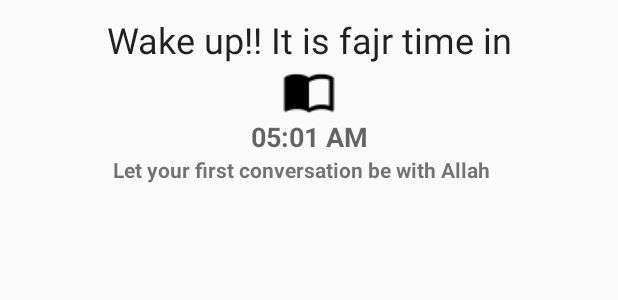
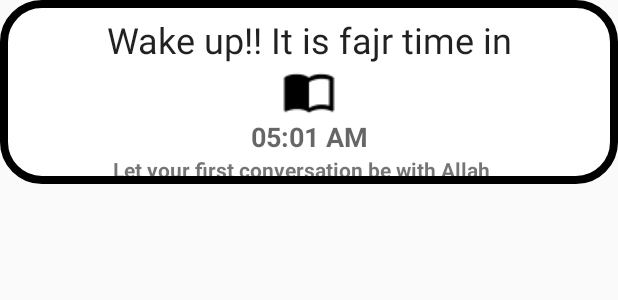
Before and after one commit to RahZams/IslamicInfo, an Android app: the layout fragment_notif_dialog.xml on its own in the app's theme, with its tools: preview values and no code run, on a phone screen of 412 x 824 dp. Shown: the top 300 px of the screen. Run offline under Robolectric (Android 15) with nearby library versions, the phone set to English and light mode, and no system bars; Roboto replaces fonts that are not available here.

Commit message:
initial commit

```diff
--- a/app/src/main/res/layout/fragment_notif_dialog.xml
+++ b/app/src/main/res/layout/fragment_notif_dialog.xml
@@ -3,7 +3,8 @@
     xmlns:tools="http://schemas.android.com/tools"
     xmlns:app="http://schemas.android.com/apk/res-auto"
     android:layout_width="match_parent"
-    android:layout_height="match_parent"
+    android:layout_height="wrap_content"
+    android:background="@drawable/curve_shaped"
     tools:context=".src.main.java.com.view.NotifDialogFragment">
 
     <androidx.constraintlayout.widget.ConstraintLayout
```
Also changed, not shown: app/src/main/java/com/example/islamicinfoapp/src/main/java/com/Receivers/ReminderReceiver.java (+13 -6 lines), app/src/main/java/com/example/islamicinfoapp/src/main/java/com/view/NotifDialogFragment.java (+22 -1 lines), app/src/main/res/navigation/nav_graph.xml (+7 -0 lines).
